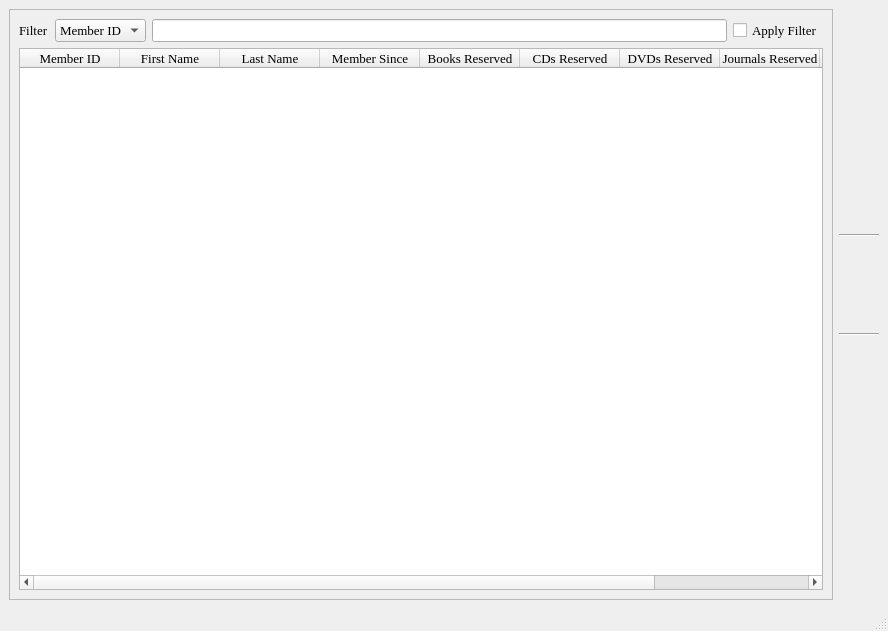
This is members_browser.ui in textbrowser/biblioteq as Qt 5 draws it before an edit. The edited form follows.
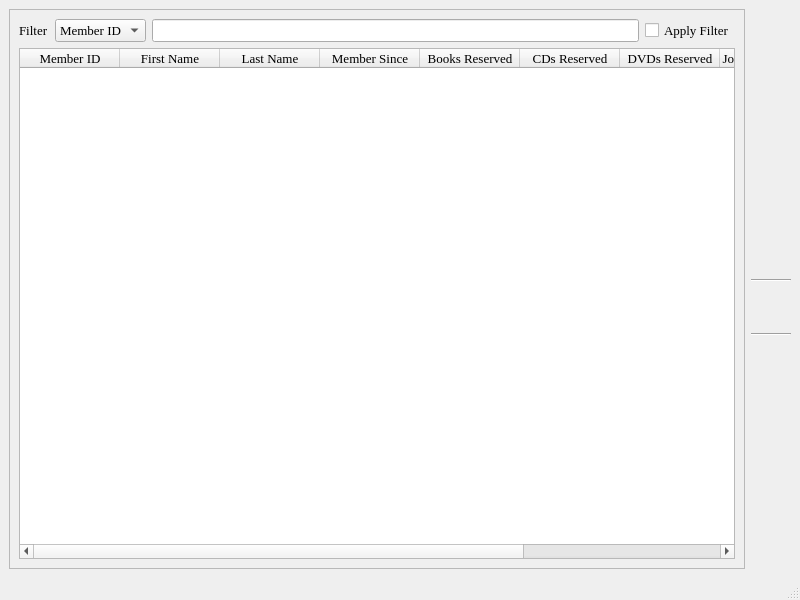
This is the edited form. Icons and pictures are not drawn.

Diff of the .ui file:
```diff
--- a/members_browser.ui
+++ b/members_browser.ui
@@ -5,14 +5,14 @@
    <rect>
     <x>0</x>
     <y>0</y>
-    <width>888</width>
-    <height>631</height>
+    <width>800</width>
+    <height>600</height>
    </rect>
   </property>
   <property name="minimumSize" >
    <size>
     <width>800</width>
-    <height>0</height>
+    <height>600</height>
    </size>
   </property>
   <property name="font" >
@@ -285,47 +285,6 @@
         </property>
        </widget>
       </item>
-      <item>
-       <widget class="QToolButton" name="printButton" >
-        <property name="font" >
-         <font>
-          <family>Times</family>
-          <pointsize>10</pointsize>
-         </font>
-        </property>
-        <property name="toolTip" >
-         <string>Print Selected Member's Reserved Items</string>
-        </property>
-        <property name="text" >
-         <string/>
-        </property>
-        <property name="icon" >
-         <iconset>icons.d/32x32/print.png</iconset>
-        </property>
-        <property name="iconSize" >
-         <size>
-          <width>32</width>
-          <height>32</height>
-         </size>
-        </property>
-        <property name="autoRaise" >
-         <bool>true</bool>
-        </property>
-       </widget>
-      </item>
-      <item>
-       <widget class="Line" name="line_2" >
-        <property name="font" >
-         <font>
-          <family>Times</family>
-          <pointsize>10</pointsize>
-         </font>
-        </property>
-        <property name="orientation" >
-         <enum>Qt::Horizontal</enum>
-        </property>
-       </widget>
-      </item>
       <item>
        <widget class="QToolButton" name="listButton" >
         <property name="font" >
@@ -351,6 +310,41 @@
         </property>
        </widget>
       </item>
+      <item>
+       <widget class="QToolButton" name="printButton" >
+        <property name="font" >
+         <font>
+          <family>Times</family>
+          <pointsize>10</pointsize>
+         </font>
+        </property>
+        <property name="toolTip" >
+         <string>Print Selected Member's Reserved Items</string>
+        </property>
+        <property name="text" >
+         <string/>
+        </property>
+        <property name="icon" >
+         <iconset>icons.d/32x32/print.png</iconset>
+        </property>
+        <property name="iconSize" >
+         <size>
+          <width>32</width>
+          <height>32</height>
+         </size>
+        </property>
+        <property name="autoRaise" >
+         <bool>true</bool>
+        </property>
+       </widget>
+      </item>
+      <item>
+       <widget class="Line" name="line" >
+        <property name="orientation" >
+         <enum>Qt::Horizontal</enum>
+        </property>
+       </widget>
+      </item>
       <item>
        <widget class="QToolButton" name="checkoutButton" >
         <property name="font" >
```
Left out of the diff: 16 changed lines with no effect on the pictures.
